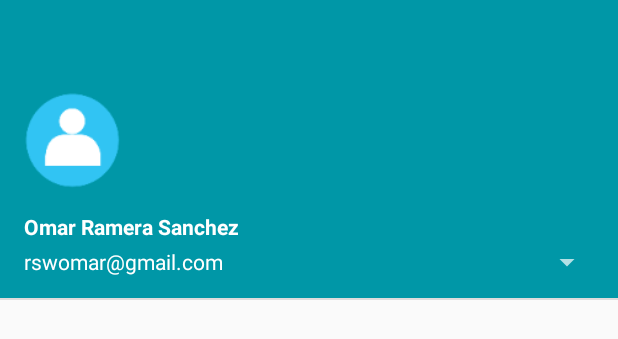
After one commit to kenMarquez/HackCancun, an Android app: the layout navigation_header.xml on its own in the app's theme, with its tools: preview values and no code run, on a phone screen of 412 x 824 dp. The commit adds this screen. Shown: the top 339 px of the screen. Run offline under Robolectric (Android 15) with nearby library versions, the phone set to English and light mode, and no system bars.

Commit message:
Add login and navigation view panel

```diff
--- a/app/build.gradle
+++ b/app/build.gradle
@@ -1,6 +1,7 @@
 apply plugin: 'com.android.application'
 apply plugin: 'android-apt'
 apply plugin: 'me.tatarka.retrolambda'
+apply plugin: 'com.google.gms.google-services'
 
 android {
     compileSdkVersion 23
@@ -38,6 +39,7 @@ buildscript {
     dependencies {
         classpath 'me.tatarka:gradle-retrolambda:3.2.5'
         classpath 'com.neenbedankt.gradle.plugins:android-apt:1.8'
+        classpath 'com.google.gms:google-services:3.0.0'
     }
 }
 
@@ -51,4 +53,7 @@ dependencies {
     compile 'io.reactivex:rxjava:1.1.6'
     compile 'com.android.support:design:23.4.0'
     compile 'com.firebase:firebase-client-android:2.5.2+'
+    compile 'com.google.firebase:firebase-database:9.0.2'
+    compile 'de.hdodenhof:circleimageview:2.0.0'
+
 }
--- a/app/src/main/AndroidManifest.xml
+++ b/app/src/main/AndroidManifest.xml
@@ -10,7 +10,11 @@
         android:label="@string/app_name"
         android:supportsRtl="true"
         android:theme="@style/AppTheme">
-        <activity android:name=".ui.activities.MainActivity"></activity>
+        <activity
+            android:name=".ui.activities.MainActivity"
+            android:theme="@style/AppTheme.NoActionBar"
+
+            ></activity>
         <activity
             android:name=".ui.activities.SplashActivity"
             android:theme="@style/SplashTheme">
--- a/app/src/main/java/com/ken/hackcancun/ui/activities/MainActivity.java
+++ b/app/src/main/java/com/ken/hackcancun/ui/activities/MainActivity.java
@@ -12,4 +12,7 @@ public class MainActivity extends AppCompatActivity {
         super.onCreate(savedInstanceState);
         setContentView(R.layout.activity_main);
     }
+
+
+
 }
--- /dev/null
+++ b/app/src/main/res/layout/navigation_header.xml
@@ -0,0 +1,51 @@
+<?xml version="1.0" encoding="utf-8"?>
+<LinearLayout xmlns:android="http://schemas.android.com/apk/res/android"
+    android:layout_width="match_parent"
+    android:layout_height="200dp"
+    android:background="@color/colorPrimaryDark"
+    android:gravity="bottom"
+    android:orientation="vertical"
+    android:theme="@style/ThemeOverlay.AppCompat.Dark">
+
+
+    <de.hdodenhof.circleimageview.CircleImageView
+        android:id="@+id/circle_image"
+        android:layout_width="64dp"
+        android:layout_height="64dp"
+        android:layout_marginBottom="16dp"
+        android:layout_marginLeft="16dp"
+        android:scaleType="centerCrop"
+        android:src="@mipmap/usuario_sin_foto" />
+    <!--app:civ_border_color="@color/colorPrimaryDark"-->
+    <!--app:civ_border_width="2dp"-->
+
+    <!-- Nombre de Usuario -->
+    <TextView
+        android:id="@+id/username"
+        android:layout_width="match_parent"
+        android:layout_height="wrap_content"
+        android:layout_marginLeft="16dp"
+        android:text="Omar Ramera Sanchez"
+        android:textAppearance="@style/TextAppearance.AppCompat.Body1"
+        android:textStyle="bold" />
+
+    <!-- Correo de la cuenta -->
+    <TextView
+        android:id="@+id/email"
+        style="@style/Widget.AppCompat.Spinner"
+        android:layout_width="match_parent"
+        android:layout_height="wrap_content"
+        android:layout_marginLeft="16dp"
+        android:layout_marginRight="10dp"
+        android:layout_marginTop="2dp"
+        android:text="rswomar@gmail.com"
+        android:textAppearance="@style/TextAppearance.AppCompat.Body1" />
+
+    <TextView
+        android:layout_width="match_parent"
+        android:layout_height="1dp"
+        android:layout_marginTop="12dp"
+        android:background="#ddd" />
+
+
+</LinearLayout>
--- a/app/src/main/res/values/styles.xml
+++ b/app/src/main/res/values/styles.xml
@@ -7,6 +7,8 @@
         <item name="colorPrimaryDark">@color/colorPrimaryDark</item>
         <item name="colorAccent">@color/colorAccent</item>
     </style>
+
+
 
     <style name="SplashTheme" parent="AppTheme.NoActionBar">
         <item name="windowActionBar">false</item>
```
Also changed, not shown: app/src/main/java/com/ken/hackcancun/ui/activities/EntryActivity.java (+15 -0 lines), app/src/main/res/color/navigation_item_background.xml (added, +7 -0 lines), app/src/main/res/layout/activity_main.xml (+31 -9 lines), app/src/main/res/menu/navigation_items.xml (added, +26 -0 lines), app/src/main/res/mipmap-xxhdpi/ic_accessibility_black_24dp.png (added), app/src/main/res/mipmap-xxhdpi/ic_book_black_24dp.png (added), app/src/main/res/mipmap-xxhdpi/ic_note_add_black_24dp.png (added), app/src/main/res/mipmap-xxxhdpi/usuario_sin_foto.png (added), 1 other file.
